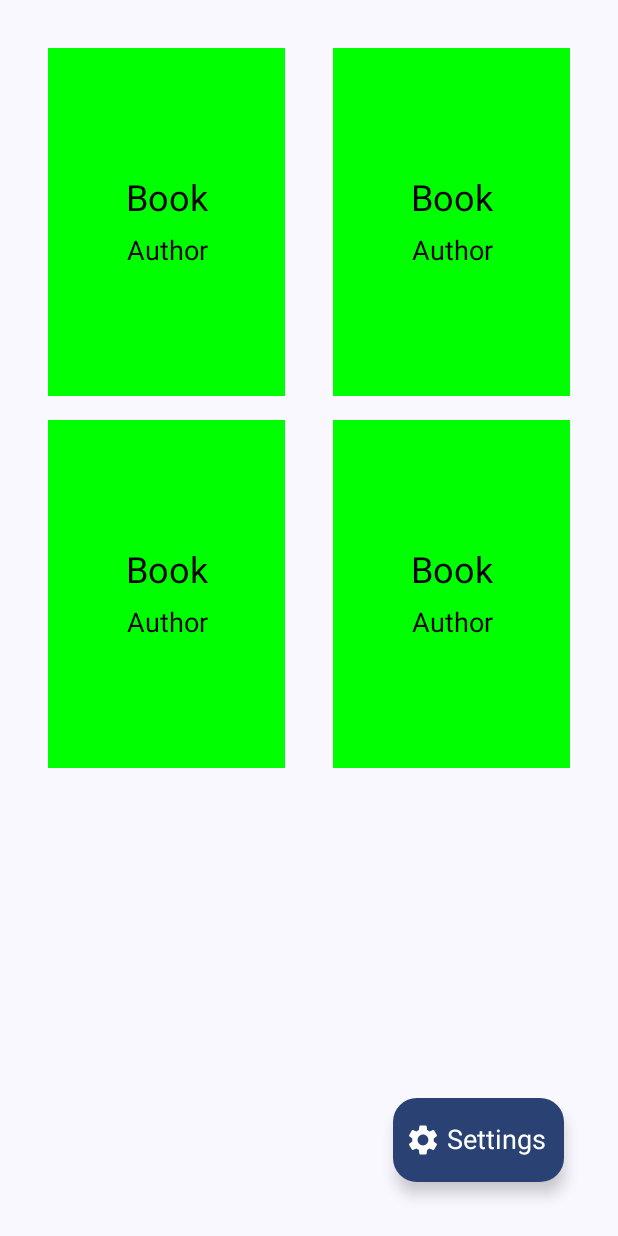
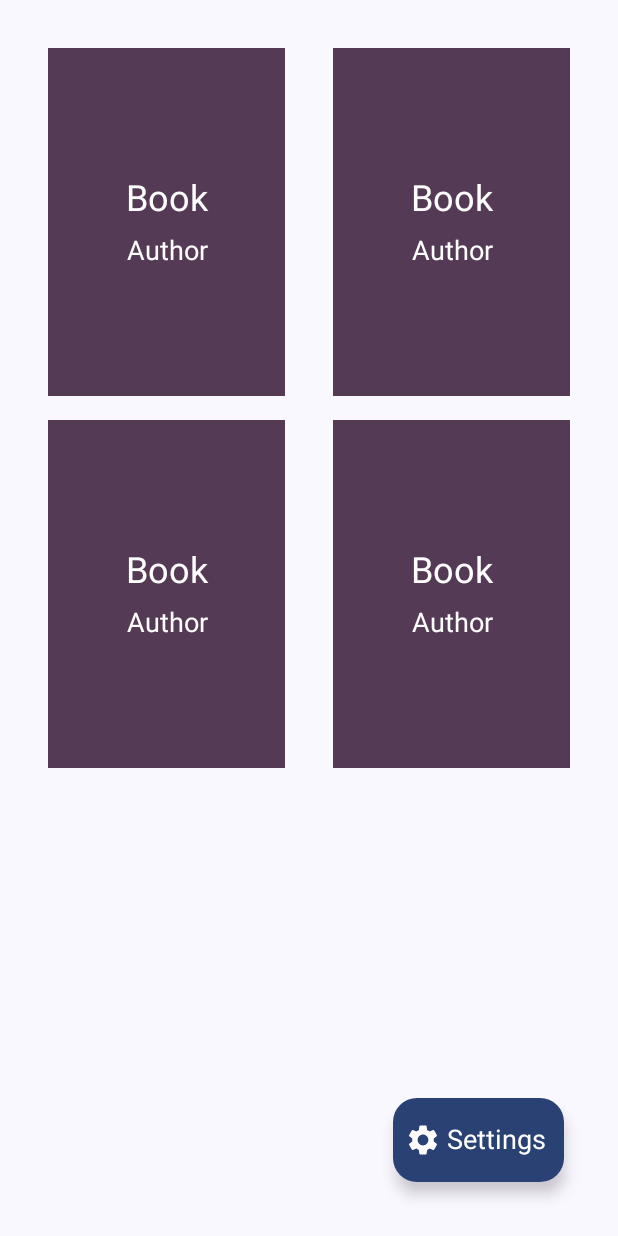
Before and after one commit to laetitia182/BookStoreFrontend, an Android app built with Jetpack Compose: the screen it shows after launch (MainActivity), on a phone screen of 412 x 824 dp. Run offline under Robolectric (Android 15) with nearby library versions, the phone set to English and light mode, and no system bars.

Commit message:
finish UI

```diff
--- a/app/src/main/java/com/example/bookstorefrontend/Book.kt
+++ b/app/src/main/java/com/example/bookstorefrontend/Book.kt
@@ -1,6 +1,7 @@
 package com.example.bookstorefrontend
 
 import androidx.compose.foundation.background
+import androidx.compose.foundation.clickable
 import androidx.compose.foundation.layout.Box
 import androidx.compose.foundation.layout.Column
 import androidx.compose.foundation.layout.Spacer
@@ -13,7 +14,6 @@ import androidx.compose.ui.Alignment
 import androidx.compose.ui.Modifier
 import androidx.compose.ui.graphics.Color
 import androidx.compose.ui.text.TextStyle
-import androidx.compose.ui.tooling.preview.Preview
 import androidx.compose.ui.unit.dp
 import androidx.compose.ui.unit.sp
 
@@ -23,13 +23,15 @@ fun Book(
     backgroundColor: Color,
     title: String,
     author: String,
-    modifier: Modifier = Modifier
+    modifier: Modifier = Modifier,
+    onClick: () -> Unit
 ) {
     Box(
         modifier = modifier
             .background(color = backgroundColor)
             .padding(16.dp)
             .size(width = 100.dp, height = 200.dp)
+            .clickable { onClick() }
     ) {
         Column (
             modifier = Modifier.align(Alignment.Center),
@@ -37,23 +39,13 @@ fun Book(
         ){
             Text(
                 text = title,
-                style = TextStyle(color = Color.Black, fontSize = 24.sp)
+                style = TextStyle(color = Color.White, fontSize = 24.sp)
             )
             Spacer(modifier = Modifier.height(10.dp))
             Text(
                 text = author,
-                style = TextStyle(color = Color.Black, fontSize = 18.sp)
+                style = TextStyle(color = Color.White, fontSize = 18.sp)
             )
         }
     }
 }
-
-@Preview(showBackground = true)
-@Composable
-fun BookPreview() {
-    Book(
-        backgroundColor = Color.Green,
-        title = "Book 1",
-        author = "Author 1"
-    )
-}
--- a/app/src/main/java/com/example/bookstorefrontend/BookList.kt
+++ b/app/src/main/java/com/example/bookstorefrontend/BookList.kt
@@ -1,19 +1,27 @@
 package com.example.bookstorefrontend
 
 import androidx.compose.foundation.layout.Arrangement
+import androidx.compose.foundation.layout.Box
 import androidx.compose.foundation.layout.PaddingValues
+import androidx.compose.foundation.layout.fillMaxSize
 import androidx.compose.foundation.lazy.grid.GridCells
 import androidx.compose.foundation.lazy.grid.LazyVerticalGrid
 import androidx.compose.foundation.lazy.grid.items
+import androidx.compose.material3.MaterialTheme
 import androidx.compose.runtime.Composable
+import androidx.compose.runtime.getValue
+import androidx.compose.runtime.mutableStateOf
+import androidx.compose.runtime.remember
+import androidx.compose.runtime.setValue
 import androidx.compose.ui.Modifier
-import androidx.compose.ui.graphics.Color
 import androidx.compose.ui.unit.dp
 
 @Composable
 fun BookList(modifier: Modifier = Modifier) {
     val books = List(4) {index ->  "Book $index"}
+    var isSheetOpen by remember { mutableStateOf(false) }
 
+    Box(modifier = Modifier.fillMaxSize()) {
         LazyVerticalGrid(
             columns = GridCells.Fixed(2),
             contentPadding = PaddingValues(horizontal = 32.dp, vertical = 32.dp),
@@ -22,10 +30,18 @@ fun BookList(modifier: Modifier = Modifier) {
         )  {
             items(books) {
                 Book(
-                backgroundColor = Color.Green,
+                    backgroundColor = MaterialTheme.colorScheme.tertiary ,
                     title = "Book",
-                author = "Author"
+                    author = "Author",
+                    onClick = {isSheetOpen = true}
                 )
             }
         }
+        DetailsAndReviews(
+            isOpen = isSheetOpen,
+            onClose = {isSheetOpen = false}
+        )
+
     }
+
+}
--- a/app/src/main/java/com/example/bookstorefrontend/MainScreen.kt
+++ b/app/src/main/java/com/example/bookstorefrontend/MainScreen.kt
@@ -29,6 +29,8 @@ fun MainScreen(
 ) {
     val drawerState = rememberDrawerState(initialValue = DrawerValue.Closed)
     val scope = rememberCoroutineScope()
+    val snackbarHostState = remember { SnackbarHostState() }
+
 
     ModalNavigationDrawer (
         drawerState = drawerState,
@@ -39,30 +41,73 @@ fun MainScreen(
                     "Settings",
                     modifier = Modifier.padding(32.dp),
                     style = MaterialTheme.typography.bodyLarge.copy(
-                        fontSize = 20.sp,
+                        fontSize = 24.sp,
                         fontWeight = FontWeight.Bold
                     )
                 )
                 var isChecked by remember { mutableStateOf(false) }
+                var showDialog by remember { mutableStateOf(false) }
+                var permissionRequested by remember { mutableStateOf(false) }
                 NavigationDrawerItem(
                     label = {
                         Row{
                             Checkbox(
                                 checked = isChecked,
-                                onCheckedChange = {isChecked = it},
+                                onCheckedChange = { checked ->
+                                    isChecked = checked
+                                    if(checked && !permissionRequested) {
+                                        showDialog = true
+                                        permissionRequested = true
+                                    }
+                                },
                                 modifier = Modifier.padding(end = 8.dp)
                             )
-                            Text(text = "Notifications")
+                            Text(
+                                text = "Notifications",
+                                modifier = Modifier.padding(12.dp),
+                                fontSize = 20.sp
+                            )
                         }
                          },
                     selected = false,
-                    onClick = {/*TODO*/}
+                    onClick = {}
                 )
+                if(showDialog) {
+                    AlertDialog(
+                        onDismissRequest = {showDialog = false},
+                        title = {Text(text = "Allow BookStore to send you notifications?")},
+                        confirmButton = {
+                            TextButton(onClick = {
+                                scope.launch {
+                                    snackbarHostState.showSnackbar(
+                                        message = "This is a notification!",
+                                    )
+                                }
+                                showDialog = false
+                            }) {
+                                Text("Allow")
+                            }
+                        },
+                        dismissButton = {
+                            TextButton(onClick = {
+                                showDialog = false
+                                permissionRequested = false
+                            }) {
+                                Text("Deny")
+                            }
+                        }
+                    )
+                }
             }
         }
     ) {
             Box(modifier = Modifier.fillMaxSize()) {
                 BookList()
+                SnackbarHost(
+                    hostState = snackbarHostState,
+                    modifier = Modifier
+                        .align(Alignment.BottomCenter)
+                )
                 FloatingActionButton(
                     onClick = {
                         scope.launch {
```
Also changed, not shown: app/src/main/java/com/example/bookstorefrontend/Details.kt (+82 -1 lines). Lines whose indentation alone changed are shown as unchanged.
